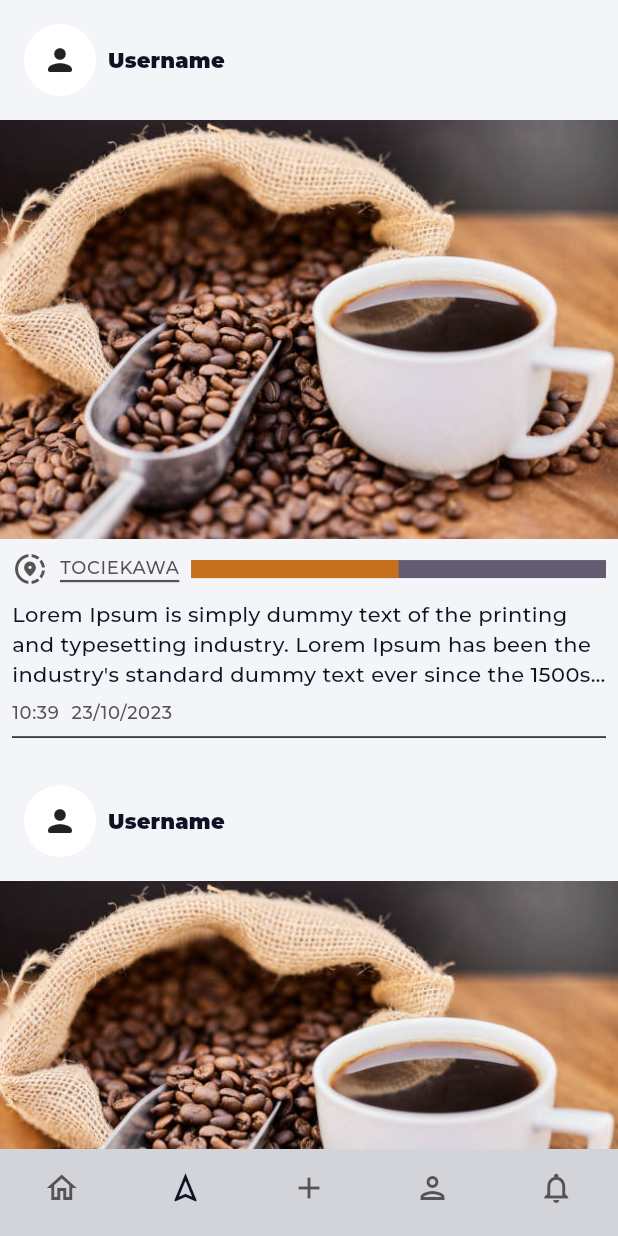
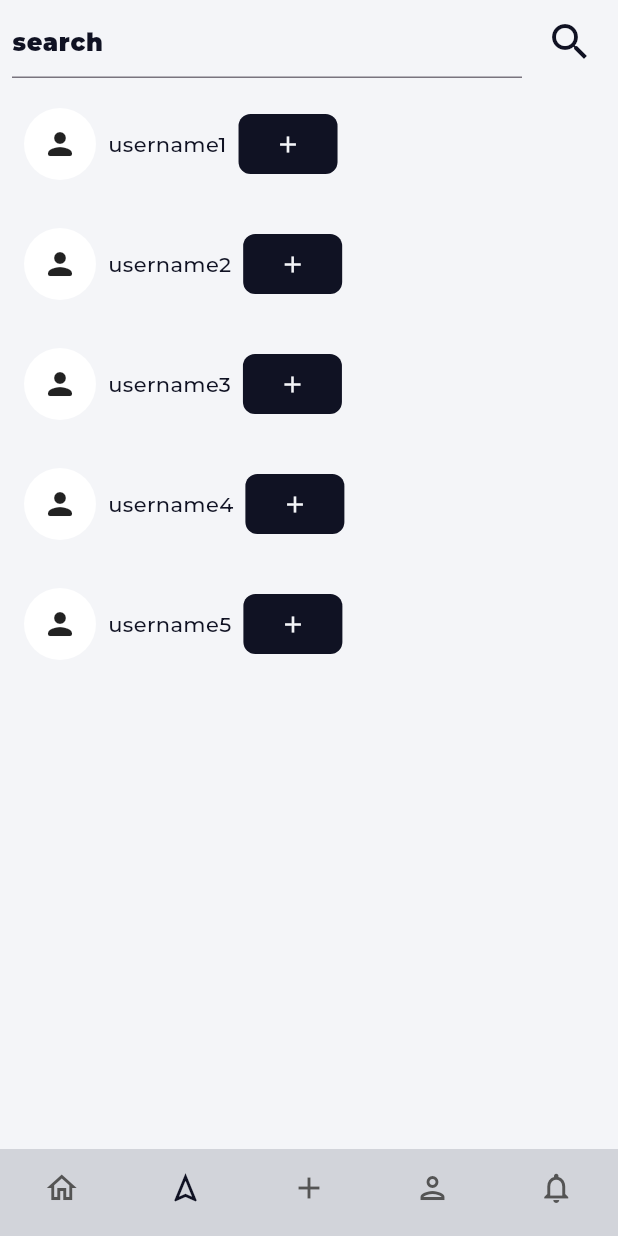
Before and after one commit to Pozytyw/r8it_ui, a Flutter app: the AppPage screen opened directly, item 2 of the bottom bar chosen, on a phone screen of 412 x 824 dp. Run offline on Flutter 3.47's test engine with Material 3 defaults, Android fonts, the phone set to English and light mode, and no system bars; our stand-ins replace camera, dio, flutter_bloc, flutter_svg, go_router, infinite_scroll_pagination and 2 more; accounts and stored records are empty; generated files the repository leaves out were written again; project files that could hold a hidden picture were left out.

Commit message:
Create simple navigation view

```diff
--- a/lib/domain/user/info.dart
+++ b/lib/domain/user/info.dart
@@ -1,8 +1,10 @@
 class User {
+  String id;
   String username;
   String email;
 
   User({
+    required this.id,
     required this.username,
     required this.email,
   });
--- a/lib/infrastructure/rit/rit_rest_client.dart
+++ b/lib/infrastructure/rit/rit_rest_client.dart
@@ -31,6 +31,7 @@ class RitRestClient {
         .then((r) => r.data!)
         .then(
           (info) => User(
+            id: info.id,
             username: info.username,
             email: info.email,
           ),
--- a/lib/l10n/app_en.arb
+++ b/lib/l10n/app_en.arb
@@ -26,5 +26,7 @@
   "shareLocation": "Share location",
   "unknownPlace": "UNKNOWN",
   "customTag": "custom",
-  "profileWelcomeMessage": "Hi!"
+  "profileWelcomeMessage": "Hi!",
+
+  "searchHint": "search"
 }
--- a/lib/ui/app_router.dart
+++ b/lib/ui/app_router.dart
@@ -5,6 +5,7 @@ import 'package:r8it/ui/context/add/add_page.dart';
 import 'package:r8it/ui/context/auth/login/login_page.dart';
 import 'package:r8it/ui/context/auth/signup/signup_page.dart';
 import 'package:r8it/ui/context/home/home_view.dart';
+import 'package:r8it/ui/context/navigation/navigation_view.dart';
 import 'package:r8it/ui/context/profile/profile_view.dart';
 
 class AppRouter {
@@ -28,7 +29,7 @@ class AppRouter {
       GoRoute(
         name: _navigationPageName,
         path: '/navigation',
-        builder: (context, state) => const HomeView(),
+        builder: (context, state) => const NavigationPage(),
         redirect: (context, state) => authCheck(),
       ),
       GoRoute(
--- a/lib/ui/context/home/home_view.dart
+++ b/lib/ui/context/home/home_view.dart
@@ -1,5 +1,3 @@
-import 'dart:io';
-
 import 'package:flutter/material.dart';
 import 'package:infinite_scroll_pagination/infinite_scroll_pagination.dart';
 import 'package:r8it/app_theme.dart';
--- /dev/null
+++ b/lib/ui/context/navigation/navigation_view.dart
@@ -0,0 +1,132 @@
+import 'package:flutter/material.dart';
+import 'package:flutter_gen/gen_l10n/app_localizations.dart';
+import 'package:infinite_scroll_pagination/infinite_scroll_pagination.dart';
+import 'package:r8it/domain/user/info.dart';
+import 'package:r8it/ui/widget/app_page.dart';
+import 'package:r8it/ui/widget/label.dart';
+
+class NavigationPage extends StatelessWidget {
+  const NavigationPage({super.key});
+
+  @override
+  Widget build(BuildContext context) {
+    return const AppPage(
+      body: SearchWidget(),
+    );
+  }
+}
+
+class SearchWidget extends StatefulWidget {
+  const SearchWidget({super.key});
+
+  @override
+  State<SearchWidget> createState() => _SearchWidgetState();
+}
+
+class _SearchWidgetState extends State<SearchWidget> {
+  static const _pageSize = 20;
+
+  final PagingController<int, dynamic> _pagingController =
+      PagingController(firstPageKey: 0);
+
+  @override
+  void initState() {
+    _pagingController.addPageRequestListener((pageKey) {
+      _fetchPage(pageKey);
+    });
+    super.initState();
+  }
+
+  Future<void> _fetchPage(int pageKey) async {
+    final results = <dynamic>[
+      User(id: '1', username: 'username1', email: 'user@example.com'),
+      User(id: '1', username: 'username2', email: 'user@example.com'),
+      User(id: '1', username: 'username3', email: 'user@example.com'),
+      User(id: '1', username: 'username4', email: 'user@example.com'),
+      User(id: '1', username: 'username5', email: 'user@example.com'),
+    ];
+    final nextPageKey = pageKey + results.length;
+    _pagingController.appendPage(results, nextPageKey);
+  }
+
+  @override
+  Widget build(BuildContext context) {
+    final l10n = AppLocalizations.of(context);
+    final theme = Theme.of(context);
+
+    return CustomScrollView(
+      slivers: [
+        SliverAppBar(
+          titleSpacing: 8,
+          actions: [
+            IconButton(
+              onPressed: () {},
+              icon: Icon(
+                Icons.search_outlined,
+                size: 32,
+              ),
+            ),
+            SizedBox.square(dimension: 8),
+          ],
+          title: TextField(
+            decoration: InputDecoration(hintText: l10n.searchHint),
+          ),
+        ),
+        PagedSliverList<int, dynamic>(
+          pagingController: _pagingController,
+          builderDelegate: PagedChildBuilderDelegate<dynamic>(
+            itemBuilder: (context, item, index) {
+              if (item is User) {
+                return AddProfileWidget(item);
+              }
+              return const SizedBox.shrink();
+            },
+          ),
+        ),
+      ],
+    );
+  }
+
+  @override
+  void dispose() {
+    _pagingController.dispose();
+    super.dispose();
+  }
+}
+
+class AddProfileWidget extends StatelessWidget {
+  final User user;
+  const AddProfileWidget(this.user, {super.key});
+
+  @override
+  Widget build(BuildContext context) {
+    final l10n = AppLocalizations.of(context);
+    var theme = Theme.of(context);
+    var colorScheme = theme.colorScheme;
+
+    return Padding(
+      padding: const EdgeInsets.all(16.0),
+      child: Row(
+        children: [
+          Container(
+            decoration: BoxDecoration(
+              color: colorScheme.onSecondary,
+              borderRadius: BorderRadius.circular(50),
+            ),
+            clipBehavior: Clip.hardEdge,
+            width: 48,
+            height: 48,
+            child: const Icon(Icons.person_rounded),
+          ),
+          const SizedBox.square(dimension: 8),
+          Text(user.username),
+          const SizedBox.square(dimension: 8),
+          FilledButton(
+            onPressed: (){},
+            child: Icon(Icons.add),
+          ),
+        ],
+      ),
+    );
+  }
+}
```
